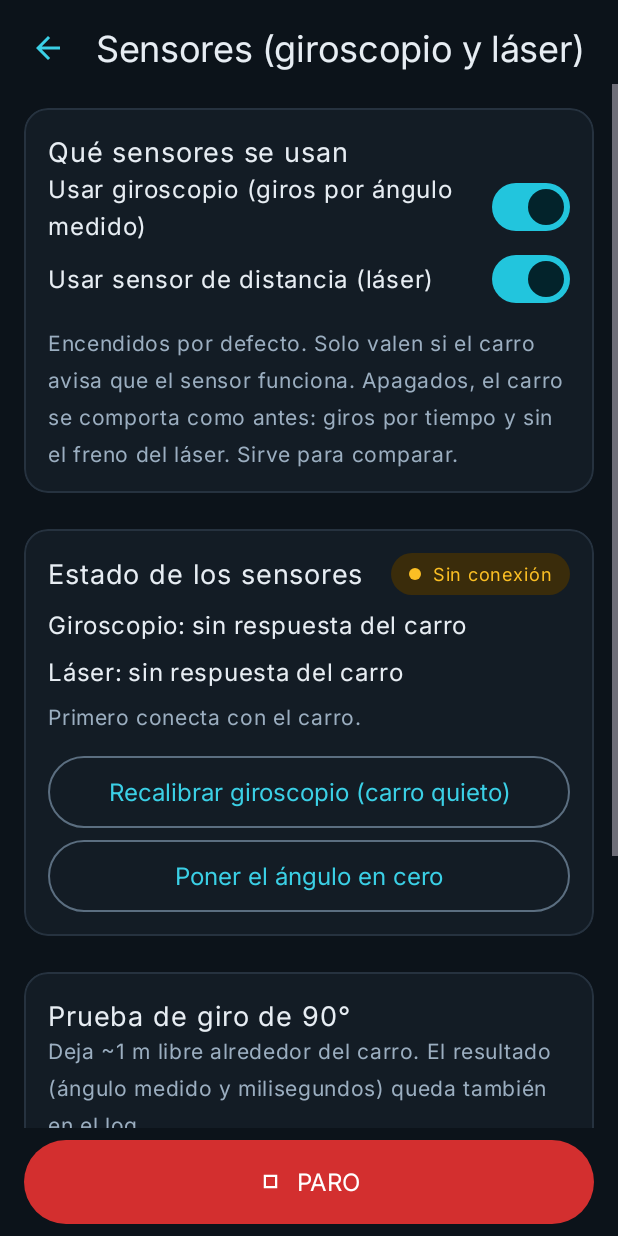
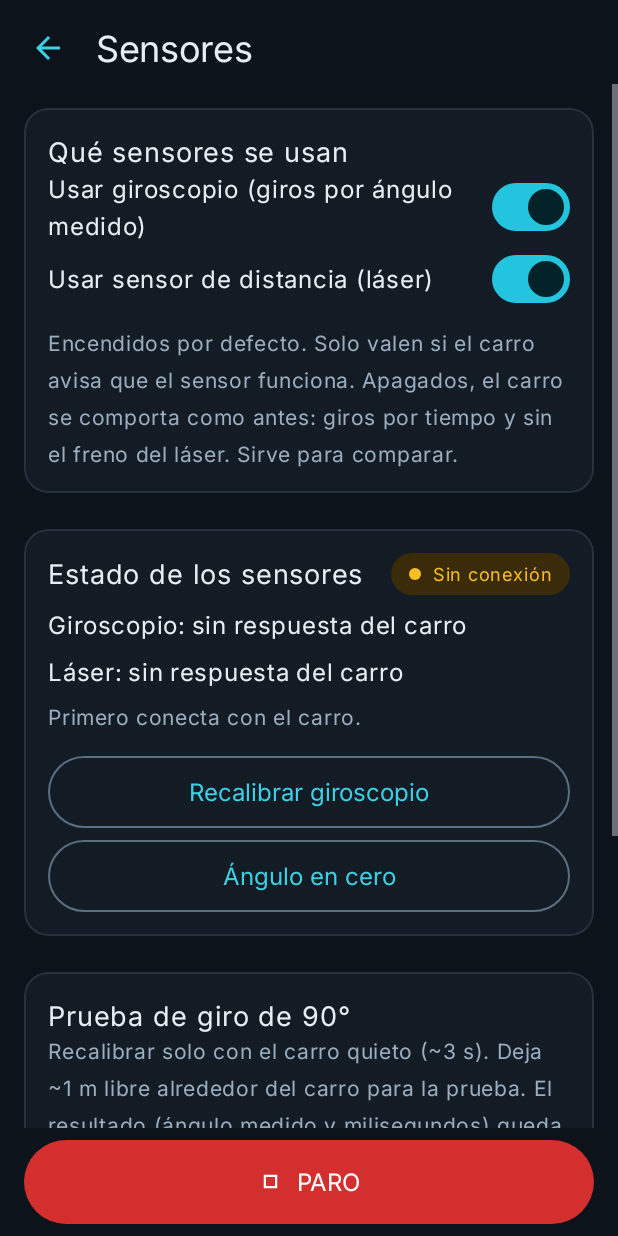
Before and after one commit to fernandosegrr/fsi_proyect, an Android app: the SensoresActivity screen opened directly, with no data from a screen before it, on a phone screen of 412 x 824 dp. Run offline under Robolectric (Android 15) with nearby library versions, the phone set to English and light mode, and no system bars; 3 statements that could not run were skipped.

Commit message:
J11: pantalla Sensores revisada en el Huawei con el servidor falso (registro de pantalla abierta, textos que no se cortan)
Co-Authored-By: Claude Sonnet 5.5 <noreply@anthropic.com>

```diff
--- a/app_android/app/src/main/java/com/fsi/carro/SensoresActivity.kt
+++ b/app_android/app/src/main/java/com/fsi/carro/SensoresActivity.kt
@@ -64,11 +64,12 @@ class SensoresActivity : androidx.appcompat.app.AppCompatActivity() {
     override fun onCreate(guardado: Bundle?) {
         super.onCreate(guardado)
         setContentView(R.layout.activity_sensores)
+        intent.getStringExtra("direccion")?.let { Ajustes(this).direccionCarro = it }   // para pruebas con adb (el servidor falso), igual que en Calibración
         logica = SesionCarro.lograr(this)
         ajustes = Ajustes(this)
         guardada = CalibracionGuardada(this)
 
-        findViewById<TextView>(R.id.barra_titulo).setText(R.string.sens_titulo)
+        findViewById<TextView>(R.id.barra_titulo).setText(R.string.sens_titulo_corto)
         findViewById<MaterialButton>(R.id.barra_volver).setOnClickListener { finish() }
         interruptorGiro = findViewById(R.id.sens_switch_giro)
         interruptorLaser = findViewById(R.id.sens_switch_laser)
@@ -107,6 +108,7 @@ class SensoresActivity : androidx.appcompat.app.AppCompatActivity() {
             Haptica.corta(this)
             parar("PARO")
         }
+        PantallasLog.abierta("SENSORES")
     }
 
     override fun onResume() {
--- a/app_android/app/src/main/res/values/textos_sensores.xml
+++ b/app_android/app/src/main/res/values/textos_sensores.xml
@@ -4,6 +4,7 @@
 -->
 <resources>
     <string name="sens_titulo">Sensores (giroscopio y láser)</string>
+    <string name="sens_titulo_corto">Sensores</string>
     <string name="sens_en_lista_detalle">Giroscopio y sensor de distancia del carro: interruptores, estado y prueba de giro.</string>
     <string name="sens_abrir">Abrir sensores</string>
     <string name="sens_interruptores">Qué sensores se usan</string>
@@ -15,14 +16,14 @@
     <string name="sens_chip_parcial">Falla uno</string>
     <string name="sens_chip_ninguno">Sin sensores</string>
     <string name="sens_chip_sin_conexion">Sin conexión</string>
-    <string name="sens_recalibrar">Recalibrar giroscopio (carro quieto)</string>
-    <string name="sens_cero">Poner el ángulo en cero</string>
+    <string name="sens_recalibrar">Recalibrar giroscopio</string>
+    <string name="sens_cero">Ángulo en cero</string>
     <string name="sens_prueba">Prueba de giro de 90°</string>
-    <string name="sens_prueba_ayuda">Deja ~1 m libre alrededor del carro. El resultado (ángulo medido y milisegundos) queda también en el log.</string>
+    <string name="sens_prueba_ayuda">Recalibrar solo con el carro quieto (~3 s). Deja ~1 m libre alrededor del carro para la prueba. El resultado (ángulo medido y milisegundos) queda también en el log.</string>
     <string name="sens_por_angulo">Por ángulo (giroscopio)</string>
     <string name="sens_por_tiempo">Por tiempo (calibración)</string>
-    <string name="sens_girar_izq">90° izquierda</string>
-    <string name="sens_girar_der">90° derecha</string>
+    <string name="sens_girar_izq">90° izq.</string>
+    <string name="sens_girar_der">90° der.</string>
     <string name="sens_sin_firmware">El carro no contestó a CAPS?: tiene el firmware viejo o los sensores no funcionan. Todo sigue como antes (giros por tiempo).</string>
     <string name="sens_sin_giroscopio_prueba">El giroscopio no está disponible: no se puede girar por ángulo.</string>
     <string name="sens_sin_conexion_prueba">Primero conecta con el carro.</string>
```
Also changed, not shown: 3 other files.
